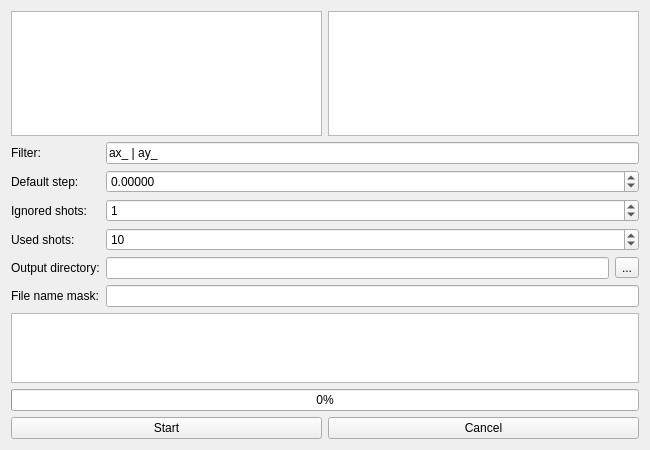
Qt form src/madgui/online/orm_measure.ui (hibtc/madgui) before a commit.
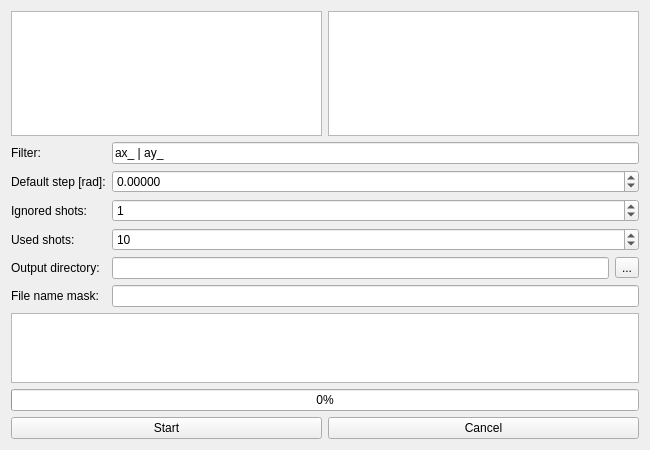
The same form after that commit. Custom widgets are drawn as their Qt base class.

Commit message: Add unit to orm measurement dialog box

What changed in the file:
```diff
--- a/src/madgui/online/orm_measure.ui
+++ b/src/madgui/online/orm_measure.ui
@@ -113,7 +113,7 @@
      <item row="2" column="0">
       <widget class="QLabel">
        <property name="text">
-        <string>Default step:</string>
+        <string>Default step [rad]:</string>
        </property>
       </widget>
      </item>
```
Left out of the diff: 2 changed lines with no effect on the pictures. The commit also changes 1 other file.
